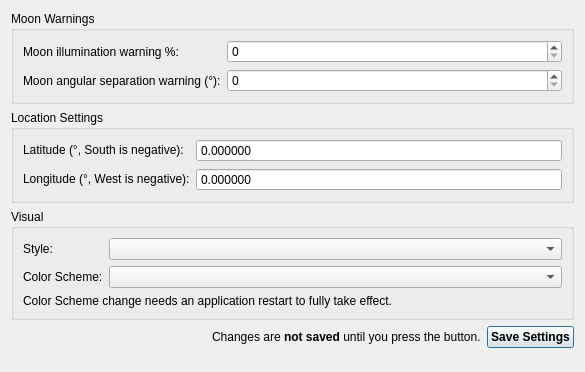
Qt form uifiles/settings_tab.ui (prookyon/MonoObsLog2) before a commit.
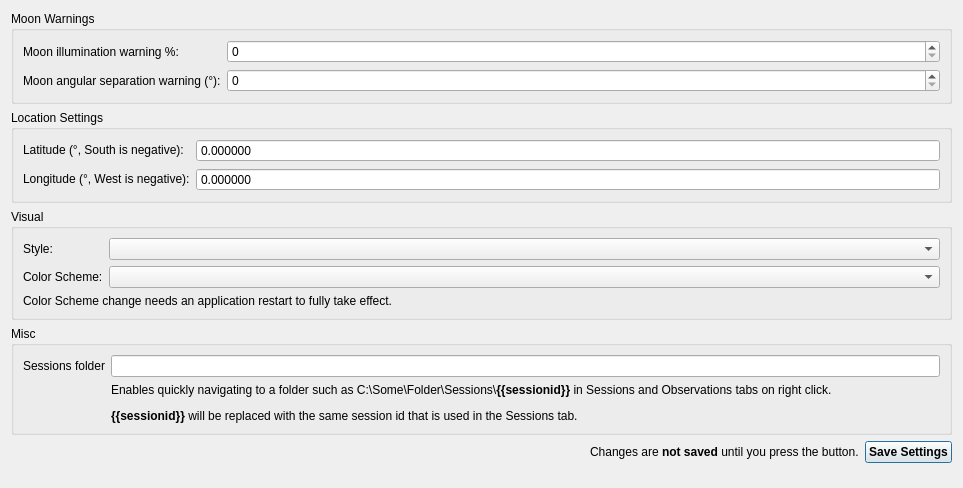
The same form after that commit.

Commit message: Sessions folder support in settings

```diff
--- a/uifiles/settings_tab.ui
+++ b/uifiles/settings_tab.ui
@@ -6,8 +6,8 @@
    <rect>
     <x>0</x>
     <y>0</y>
-    <width>585</width>
-    <height>372</height>
+    <width>963</width>
+    <height>488</height>
    </rect>
   </property>
   <property name="sizePolicy">
@@ -151,6 +151,32 @@
      </layout>
     </widget>
    </item>
+   <item>
+    <widget class="QGroupBox" name="groupBox_4">
+     <property name="title">
+      <string>Misc</string>
+     </property>
+     <layout class="QFormLayout" name="formLayout_4">
+      <item row="0" column="0">
+       <widget class="QLabel" name="label_3">
+        <property name="text">
+         <string>Sessions folder</string>
+        </property>
+       </widget>
+      </item>
+      <item row="0" column="1">
+       <widget class="QLineEdit" name="sessionsFolderEdit"/>
+      </item>
+      <item row="1" column="1">
+       <widget class="QLabel" name="label_4">
+        <property name="text">
+         <string>&lt;html&gt;&lt;head/&gt;&lt;body&gt;&lt;p&gt;Enables quickly navigating to a folder such as C:\Some\Folder\Sessions\&lt;span style=&quot; font-weight:700;&quot;&gt;{{sessionid}} &lt;/span&gt;in Sessions and Observations tabs on right click.&lt;/p&gt;&lt;p&gt;&lt;span style=&quot; font-weight:700;&quot;&gt;{{sessionid}}&lt;/span&gt; will be replaced with the same session id that is used in the Sessions tab.&lt;/p&gt;&lt;/body&gt;&lt;/html&gt;</string>
+        </property>
+       </widget>
+      </item>
+     </layout>
+    </widget>
+   </item>
    <item>
     <layout class="QHBoxLayout" name="horizontalLayout">
      <item>
```
The commit also changes 3 other files.
